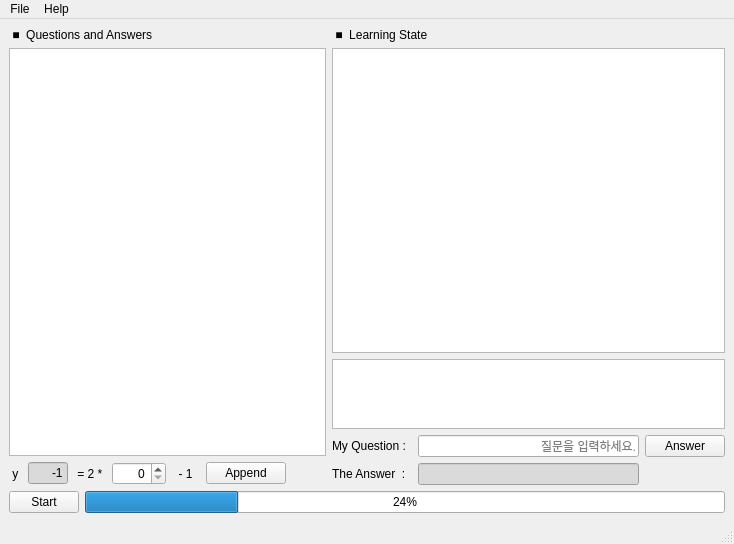
First picture: the form in python_src/30_tensor_flow_ex/ex01_y_2x_1/tf_104_y_2x_1_qt.ui, repository openvisual/open-visual-machine-learning, before the edit.
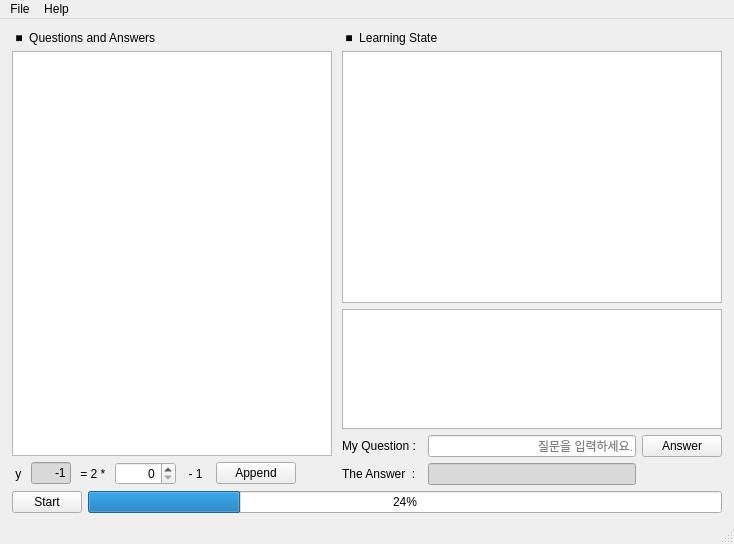
Second picture: the form after the edit.

```diff
--- a/python_src/30_tensor_flow_ex/ex01_y_2x_1/tf_104_y_2x_1_qt.ui
+++ b/python_src/30_tensor_flow_ex/ex01_y_2x_1/tf_104_y_2x_1_qt.ui
@@ -27,6 +27,15 @@
   </property>
   <widget class="QWidget" name="centralwidget">
    <layout class="QFormLayout" name="formLayout">
+    <property name="leftMargin">
+     <number>12</number>
+    </property>
+    <property name="topMargin">
+     <number>12</number>
+    </property>
+    <property name="rightMargin">
+     <number>12</number>
+    </property>
     <item row="0" column="0">
      <layout class="QVBoxLayout" name="verticalLayout_3">
       <property name="sizeConstraint">
@@ -109,7 +118,7 @@
            <set>Qt::AlignRight|Qt::AlignTrailing|Qt::AlignVCenter</set>
           </property>
           <property name="maximum">
-           <number>1000</number>
+           <number>10000</number>
           </property>
          </widget>
         </item>
@@ -161,7 +170,7 @@
         <property name="maximumSize">
          <size>
           <width>16777215</width>
-          <height>70</height>
+          <height>120</height>
          </size>
         </property>
         <property name="styleSheet">
```
